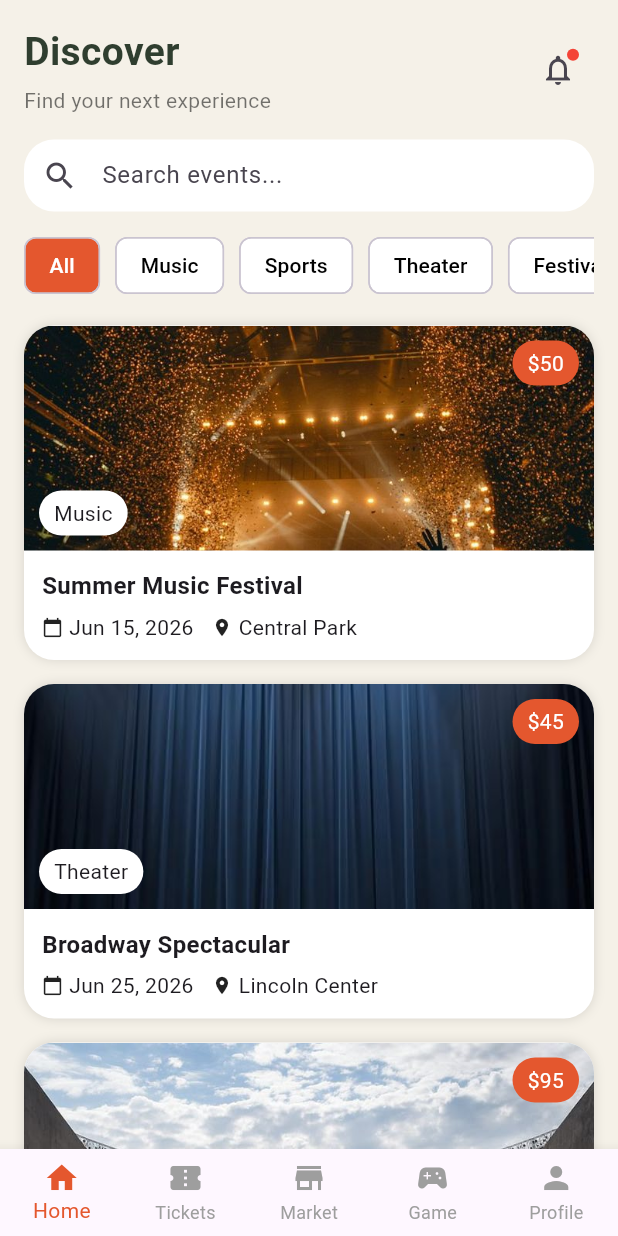
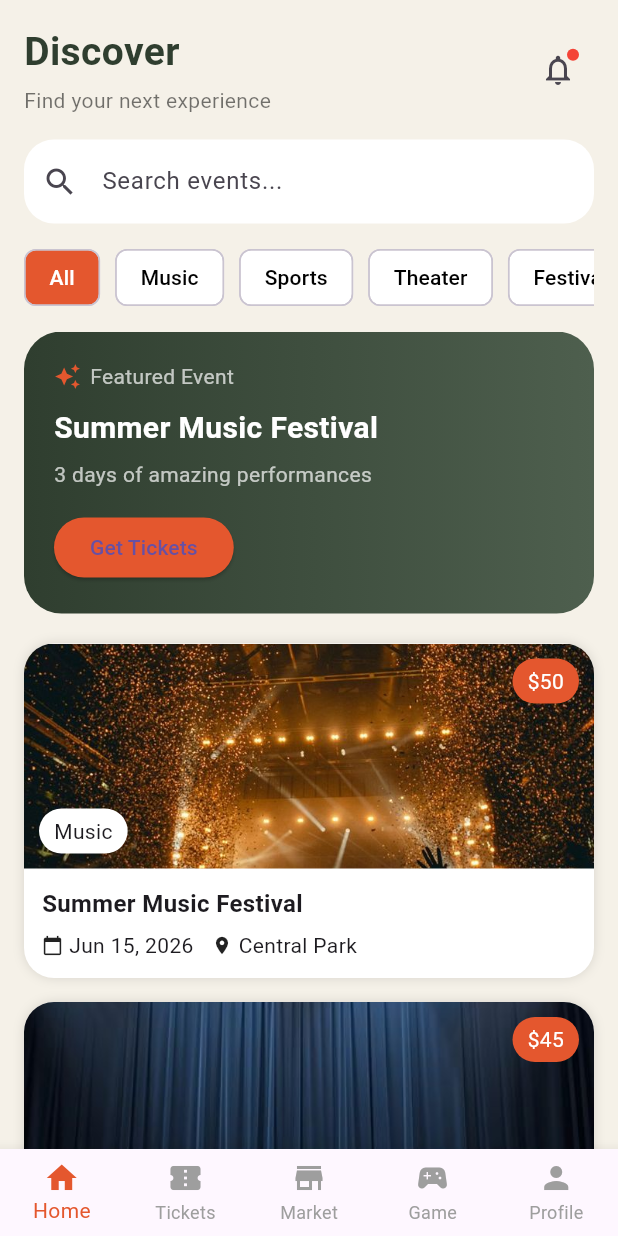
Before and after one commit to goodman97/finalprojectmobile, a Flutter app: the HomeScreen screen opened directly, on a phone screen of 412 x 824 dp. Run offline on Flutter 3.47's test engine with Material 3 defaults, Android fonts, the phone set to English and light mode, and no system bars; our stand-ins replace device_preview.

Commit message:
edit homescreen

```diff
--- a/lib/features/auth/screens/homescreen.dart
+++ b/lib/features/auth/screens/homescreen.dart
@@ -24,11 +24,16 @@ class HomeScreen extends StatelessWidget {
       ),
 
       body: SafeArea(
-        child: ListView(
-          padding: const EdgeInsets.all(16),
+        child: Column(
           children: [
 
-            // 🔥 HEADER
+            // 🔥 HEADER + SEARCH + CATEGORY (TIDAK SCROLL)
+            Padding(
+              padding: const EdgeInsets.all(16),
+              child: Column(
+                children: [
+
+                  // HEADER
                   Row(
                     mainAxisAlignment: MainAxisAlignment.spaceBetween,
                     children: [
@@ -75,14 +80,13 @@ class HomeScreen extends StatelessWidget {
 
                   const SizedBox(height: 16),
 
-            // 🔍 SEARCH BAR
+                  // SEARCH BAR
                   TextField(
                     decoration: InputDecoration(
                       hintText: "Search events...",
                       prefixIcon: const Icon(Icons.search),
                       filled: true,
                       fillColor: Colors.white,
-                contentPadding: const EdgeInsets.symmetric(vertical: 0),
                       border: OutlineInputBorder(
                         borderRadius: BorderRadius.circular(20),
                         borderSide: BorderSide.none,
@@ -92,7 +96,7 @@ class HomeScreen extends StatelessWidget {
 
                   const SizedBox(height: 16),
 
-            // 🔘 CATEGORY
+                  // CATEGORY
                   SizedBox(
                     height: 40,
                     child: ListView(
@@ -106,10 +110,74 @@ class HomeScreen extends StatelessWidget {
                       ],
                     ),
                   ),
+                ],
+              ),
+            ),
+
+            // 🔥 YANG SCROLL
+            Expanded(
+              child: ListView(
+                padding: const EdgeInsets.symmetric(horizontal: 16),
+                children: [
+
+                  // FEATURED EVENT
+                  Container(
+                    padding: const EdgeInsets.all(20),
+                    decoration: BoxDecoration(
+                      borderRadius: BorderRadius.circular(25),
+                      gradient: const LinearGradient(
+                        colors: [
+                          Color(0xFF2F3E2F),
+                          Color(0xFF4E5F4E),
+                        ],
+                      ),
+                    ),
+                    child: Column(
+                      crossAxisAlignment: CrossAxisAlignment.start,
+                      children: [
+                        Row(
+                          children: const [
+                            Icon(Icons.auto_awesome,
+                                color: Color(0xFFE4572E), size: 18),
+                            SizedBox(width: 6),
+                            Text(
+                              "Featured Event",
+                              style: TextStyle(color: Colors.white70),
+                            ),
+                          ],
+                        ),
+                        const SizedBox(height: 10),
+                        const Text(
+                          "Summer Music Festival",
+                          style: TextStyle(
+                            fontSize: 20,
+                            fontWeight: FontWeight.bold,
+                            color: Colors.white,
+                          ),
+                        ),
+                        const SizedBox(height: 6),
+                        const Text(
+                          "3 days of amazing performances",
+                          style: TextStyle(color: Colors.white70),
+                        ),
+                        const SizedBox(height: 15),
+                        ElevatedButton(
+                          style: ElevatedButton.styleFrom(
+                            backgroundColor: const Color(0xFFE4572E),
+                            shape: RoundedRectangleBorder(
+                              borderRadius: BorderRadius.circular(20),
+                            ),
+                          ),
+                          onPressed: () {},
+                          child: const Text("Get Tickets"),
+                        )
+                      ],
+                    ),
+                  ),
 
                   const SizedBox(height: 20),
 
-            // CARD
+                  // EVENTS
                   eventCard(
                     title: "Summer Music Festival",
                     date: "Jun 15, 2026",
@@ -118,8 +186,6 @@ class HomeScreen extends StatelessWidget {
                     price: "\$50",
                     image: "assets/images/concert.jpg",
                   ),
-
-            const SizedBox(height: 16),
 
                   eventCard(
                     title: "Broadway Spectacular",
@@ -130,8 +196,6 @@ class HomeScreen extends StatelessWidget {
                     image: "assets/images/theater.jpg",
                   ),
 
-            const SizedBox(height: 16),
-
                   eventCard(
                     title: "Championship Finals",
                     date: "Jul 10, 2026",
@@ -141,8 +205,6 @@ class HomeScreen extends StatelessWidget {
                     image: "assets/images/stadium.jpg",
                   ),
 
-            const SizedBox(height: 16),
-
                   eventCard(
                     title: "Modern Art Showcase",
                     date: "Jun 30, 2026",
@@ -150,6 +212,9 @@ class HomeScreen extends StatelessWidget {
                     category: "Art",
                     price: "\$35",
                     image: "assets/images/gallery.jpg",
+                  ),
+                ],
+              ),
             ),
           ],
         ),
@@ -182,6 +247,7 @@ class HomeScreen extends StatelessWidget {
     String? price,
   }) {
     return Container(
+      margin: const EdgeInsets.only(bottom: 16), // 🔥 AUTO JARAK
       decoration: BoxDecoration(
         color: Colors.white,
         borderRadius: BorderRadius.circular(20),
@@ -204,7 +270,6 @@ class HomeScreen extends StatelessWidget {
                 ),
               ),
 
-              // PRICE
               if (price != null)
                 Positioned(
                   right: 10,
@@ -223,7 +288,6 @@ class HomeScreen extends StatelessWidget {
                   ),
                 ),
 
-              // CATEGORY
               Positioned(
                 left: 10,
                 bottom: 10,
```
Lines whose indentation alone changed are shown as unchanged.
